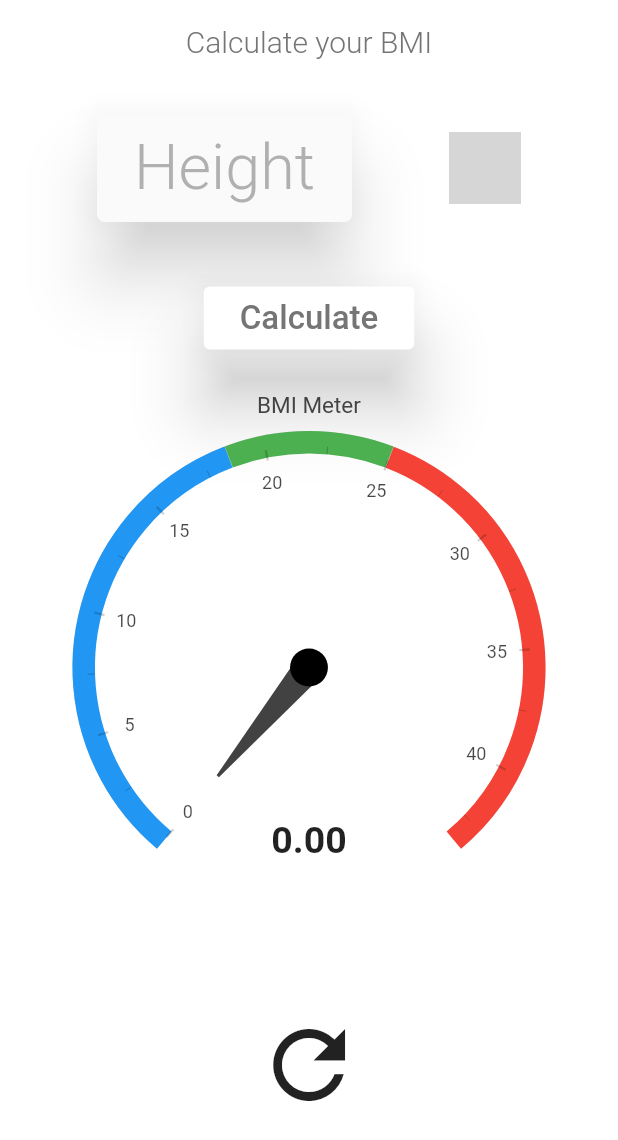
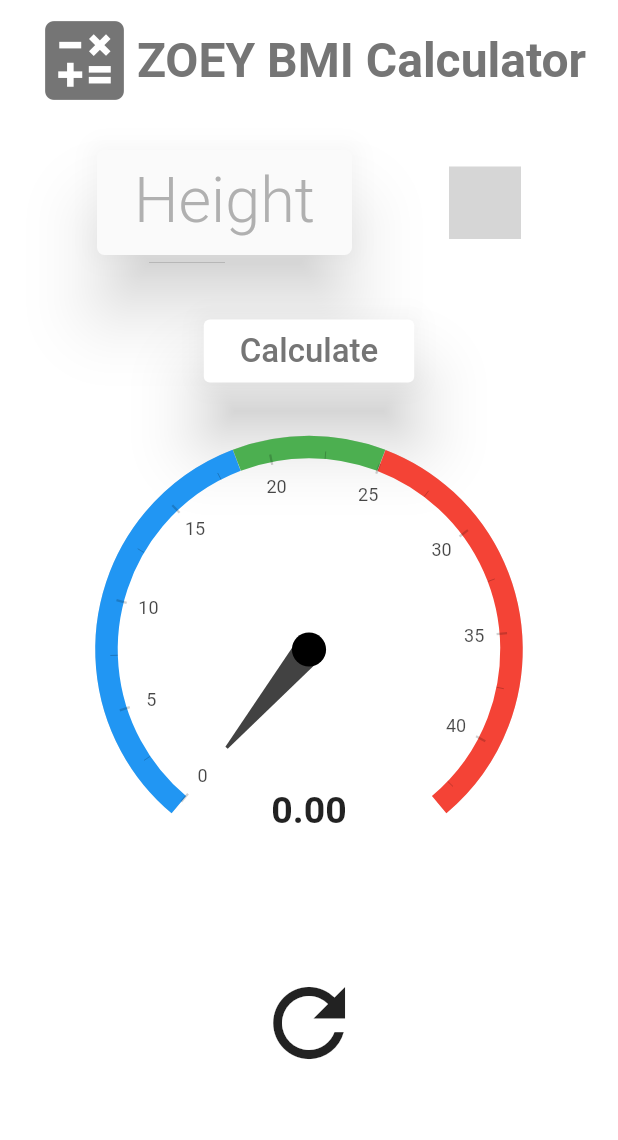
Before and after one commit to WebZoeyBA/BMI-calculator-Zoey, a Flutter app: the screen it shows after launch, on a phone screen of 412 x 824 dp. Shown: the top 1140 px of the screen. Run offline on Flutter 3.47's test engine with Material 2 defaults, Android fonts, the light colour scheme and no system bars; drawn by our look-alikes of syncfusion_flutter_gauges; our stand-ins replace hexcolor; grey boxes are pictures that could not be loaded.

Commit message:
Appbar modified and  gauge size changed

```diff
--- a/lib/screens/home.dart
+++ b/lib/screens/home.dart
@@ -23,10 +23,23 @@ class _MyHomeScreenState extends State<MyHomeScreen> {
   Widget build(BuildContext context) {
     return Scaffold(
       appBar: AppBar(
-        title: Text(
-          "Calculate your BMI",
-          style:
-              TextStyle(color: Colors.grey[600], fontWeight: FontWeight.w300),
+        toolbarHeight: 80.0,
+        title: Row(
+          mainAxisAlignment: MainAxisAlignment.center,
+          children: [
+            Icon(
+              Icons.calculate,
+              size: 70.0,
+              color: Colors.grey[600],
+            ),
+            Text(
+              "ZOEY BMI Calculator",
+              style: TextStyle(
+                  color: Colors.grey[600],
+                  fontSize: 32,
+                  fontWeight: FontWeight.w600),
+            ),
+          ],
         ),
         backgroundColor: Colors.transparent,
         elevation: 0,
--- a/lib/widgets/Custom_gauge.dart
+++ b/lib/widgets/Custom_gauge.dart
@@ -19,14 +19,10 @@ class CustomGauge extends StatelessWidget {
   @override
   Widget build(BuildContext context) {
     return Container(
-      width: 400,
-      height: 400,
+      width: 350,
+      height: 350,
       padding: EdgeInsets.all(25.0),
       child: SfRadialGauge(
-        title: GaugeTitle(
-          text: "BMI Meter",
-          textStyle: TextStyle(color: Colors.grey[800]),
-        ),
         enableLoadingAnimation: true,
         animationDuration: 4500,
         axes: <RadialAxis>[
--- a/lib/widgets/height_container.dart
+++ b/lib/widgets/height_container.dart
@@ -13,7 +13,7 @@ class HeightContainer extends StatelessWidget {
   Widget build(BuildContext context) {
     return Container(
       width: 170,
-      height: 72,
+      height: 70,
       child: Material(
         borderRadius: BorderRadius.circular(5),
         elevation: 20,
```
Also changed, not shown: 1 other file.
